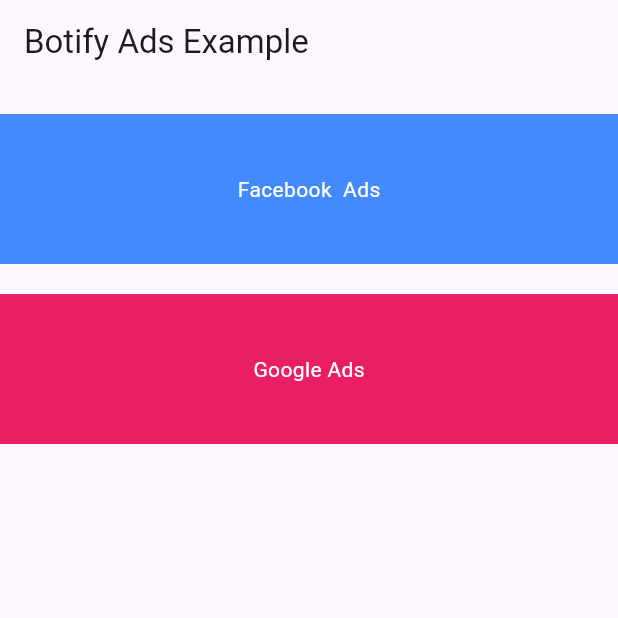
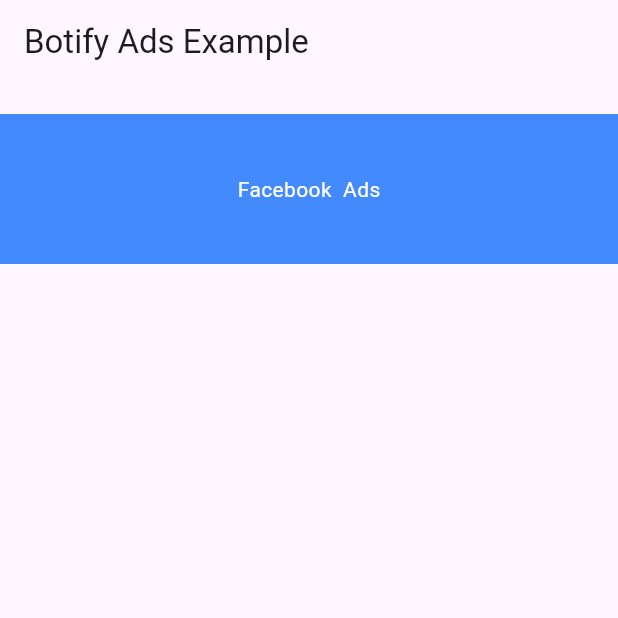
Before and after one commit to rajnikBotify/botify_fb_ads, a Flutter app: the screen it shows after launch, on a phone screen of 412 x 824 dp, the top half of it. Run offline on Flutter 3.47's test engine with Material 3 defaults, Android fonts, the phone set to English and light mode, and no system bars.

Commit message:
google Update

```diff
--- a/example/lib/googleads.dart
+++ /dev/null
@@ -1,41 +0,0 @@
-import 'package:flutter/material.dart';
-
-class MyGoogleAds extends StatefulWidget {
-  const MyGoogleAds({super.key});
-
-  @override
-  State<MyGoogleAds> createState() => _MyGoogleAdsState();
-}
-
-class _MyGoogleAdsState extends State<MyGoogleAds> {
-  @override
-  void initState() {
-    super.initState();
-  }
-
-  @override
-  Widget build(BuildContext context) {
-    return MaterialApp(
-      home: Scaffold(
-        appBar: AppBar(
-          title: const Text('Google Ads'),
-        ),
-        body: SingleChildScrollView(
-          child: Column(
-            mainAxisSize: MainAxisSize.max,
-            crossAxisAlignment: CrossAxisAlignment.start,
-            mainAxisAlignment: MainAxisAlignment.start,
-            children: [
-              const SizedBox(
-                height: 10,
-              ),
-              const SizedBox(
-                height: 10,
-              ),
-            ],
-          ),
-        ),
-      ),
-    );
-  }
-}
--- a/example/lib/main.dart
+++ b/example/lib/main.dart
@@ -1,6 +1,5 @@
 import 'package:botify_ads/facebook_audience_network.dart';
 import 'package:botify_ads_example/facebookads.dart';
-import 'package:botify_ads_example/googleads.dart';
 import 'package:flutter/material.dart';
 
 void main() {
@@ -74,22 +73,6 @@ class _MyAppState extends State<AdsMainPage> {
             const SizedBox(
               height: 10,
             ),
-            GestureDetector(
-              onTap: () {
-                Navigator.push(
-                  context,
-                  MaterialPageRoute(
-                      builder: (context) => const MyGoogleAds()),
-                );
-              },
-              child: Container(
-                height: 100,
-                color: Colors.pink,
-                child: const Center(
-                    child: Text('Google Ads',
-                        style: TextStyle(color: Colors.white))),
-              ),
-            )
           ],
         ),
       ),
```
